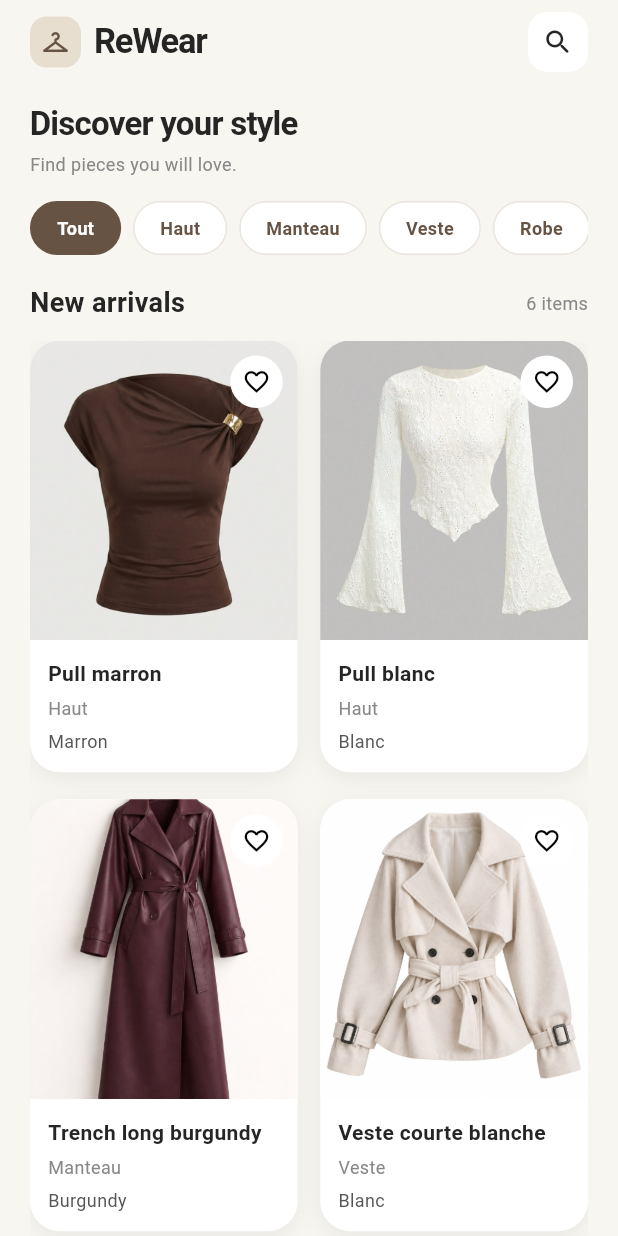
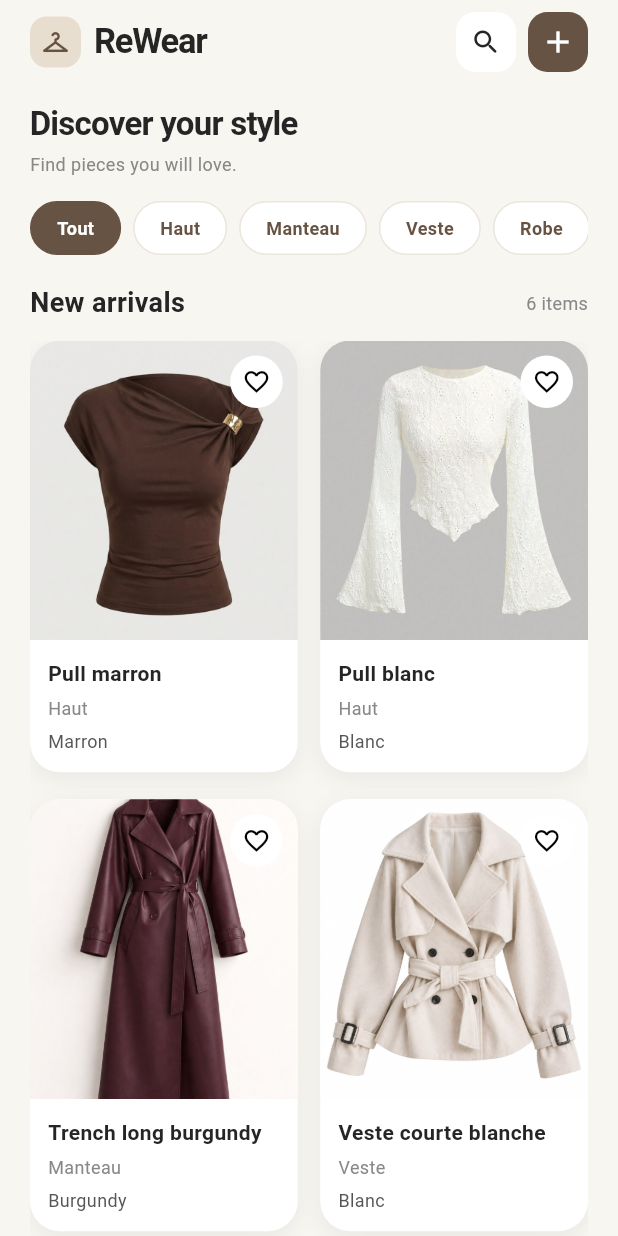
Before and after one commit to SarraZouaoui/ReWear, a Flutter app: the screen it shows after launch, on a phone screen of 412 x 824 dp. Run offline on Flutter 3.47's test engine with Material 3 defaults, Android fonts, the phone set to English and light mode, and no system bars.

Commit message:
Intégration du formulaire

```diff
--- a/lib/screens/wardrobe_screen.dart
+++ b/lib/screens/wardrobe_screen.dart
@@ -2,6 +2,8 @@
 import 'package:flutter/material.dart';
 import '../models/clothing.dart';
 import '../data/fake_clothes.dart';
+import 'add_clothing_screen.dart';
+import 'clothing_detail.dart';
 
 class WardrobeScreen extends StatefulWidget {
   const WardrobeScreen({super.key});
@@ -23,6 +25,7 @@ final List<String> categories = [
     'Robe',
   ];
 
+  // Filtrer les vêtements par catégorie
   List<Clothing> get filteredClothes {
     if (selectedCategory == 'Tout') {
       return fakeClothes;
@@ -33,12 +36,49 @@ final List<String> categories = [
         .toList();
   }
 
+  // Ouvrir le formulaire et récupérer le nouveau vêtement
+  Future<void> openAddClothing() async {
+    final newClothing = await Navigator.push<Clothing>(
+      context,
+      MaterialPageRoute(
+        builder: (context) => const AddClothingScreen(),
+      ),
+    );
+
+    if (newClothing != null) {
+      setState(() {
+        fakeClothes.add(newClothing);
+      });
+    }
+  }
+
+  // Ouvrir la page de détail du vêtement sélectionné
+  void openClothingDetail(Clothing clothing) {
+    Navigator.push(
+      context,
+      MaterialPageRoute(
+        builder: (context) => ClothingDetailScreen(
+          clothing: clothing,
+        ),
+      ),
+    );
+  }
+
+  // Ajouter ou retirer un vêtement des favoris
+  void toggleFavorite(Clothing clothing) {
+    setState(() {
+      if (favorites.contains(clothing.name)) {
+        favorites.remove(clothing.name);
+      } else {
+        favorites.add(clothing.name);
+      }
+    });
+  }
+
   @override
   Widget build(BuildContext context) {
     return Scaffold(
       backgroundColor: const Color(0xFFF8F6F1),
-
-
       body: SafeArea(
         child: Padding(
           padding: const EdgeInsets.symmetric(horizontal: 20),
@@ -47,7 +87,7 @@ final List<String> categories = [
             children: [
               const SizedBox(height: 8),
 
-                  // Compact header
+              // Header
               Row(
                 mainAxisAlignment: MainAxisAlignment.spaceBetween,
                 children: [
@@ -79,6 +119,9 @@ final List<String> categories = [
                     ],
                   ),
 
+                  // Search and Add buttons
+                  Row(
+                    children: [
                       Container(
                         width: 40,
                         height: 40,
@@ -96,12 +139,32 @@ final List<String> categories = [
                           ),
                         ),
                       ),
+                      const SizedBox(width: 8),
+                      Container(
+                        width: 40,
+                        height: 40,
+                        decoration: BoxDecoration(
+                          color: const Color(0xFF665343),
+                          borderRadius: BorderRadius.circular(13),
+                        ),
+                        child: IconButton(
+                          padding: EdgeInsets.zero,
+                          onPressed: openAddClothing,
+                          icon: const Icon(
+                            Icons.add,
+                            size: 24,
+                            color: Colors.white,
+                          ),
+                        ),
+                      ),
+                    ],
+                  ),
                 ],
               ),
 
               const SizedBox(height: 19),
 
-                  // Title
+              // Page title
               const Text(
                 'Discover your style',
                 style: TextStyle(
@@ -144,7 +207,8 @@ final List<String> categories = [
                         });
                       },
                       child: AnimatedContainer(
-                            duration: const Duration(milliseconds: 200),
+                        duration:
+                            const Duration(milliseconds: 200),
                         padding: const EdgeInsets.symmetric(
                           horizontal: 17,
                           vertical: 8,
@@ -153,7 +217,8 @@ final List<String> categories = [
                           color: isSelected
                               ? const Color(0xFF665343)
                               : Colors.white,
-                              borderRadius: BorderRadius.circular(20),
+                          borderRadius:
+                              BorderRadius.circular(20),
                           border: Border.all(
                             color: isSelected
                                 ? const Color(0xFF665343)
@@ -182,7 +247,8 @@ final List<String> categories = [
 
               // Products title
               Row(
-                    mainAxisAlignment: MainAxisAlignment.spaceBetween,
+                mainAxisAlignment:
+                    MainAxisAlignment.spaceBetween,
                 children: [
                   const Text(
                     'New arrivals',
@@ -206,8 +272,18 @@ final List<String> categories = [
 
               // Clothing grid
               Expanded(
-                    child: GridView.builder(
-                      padding: const EdgeInsets.only(bottom: 20),
+                child: filteredClothes.isEmpty
+                    ? const Center(
+                        child: Text(
+                          'Aucun vêtement dans cette catégorie.',
+                          style: TextStyle(
+                            color: Color(0xFF888888),
+                          ),
+                        ),
+                      )
+                    : GridView.builder(
+                        padding:
+                            const EdgeInsets.only(bottom: 20),
                         itemCount: filteredClothes.length,
                         gridDelegate:
                             const SliverGridDelegateWithFixedCrossAxisCount(
@@ -217,7 +293,9 @@ final List<String> categories = [
                           childAspectRatio: 0.62,
                         ),
                         itemBuilder: (context, index) {
-                        final clothing = filteredClothes[index];
+                          final clothing =
+                              filteredClothes[index];
+
                           final isFavorite =
                               favorites.contains(clothing.name);
 
@@ -232,7 +310,6 @@ final List<String> categories = [
           ),
         ),
       ),
-
     );
   }
 
@@ -241,11 +318,14 @@ final List<String> categories = [
     Clothing clothing,
     bool isFavorite,
   ) {
-    return Container(
+    return GestureDetector(
+      onTap: () {
+        openClothingDetail(clothing);
+      },
+      child: Container(
         decoration: BoxDecoration(
           color: Colors.white,
           borderRadius: BorderRadius.circular(20),
-
           boxShadow: [
             BoxShadow(
               color: Colors.black.withOpacity(0.06),
@@ -254,27 +334,24 @@ final List<String> categories = [
             ),
           ],
         ),
-
         child: Column(
           crossAxisAlignment: CrossAxisAlignment.start,
           children: [
-
             // Image and favorite button
             Expanded(
               child: Stack(
                 fit: StackFit.expand,
                 children: [
-
                   ClipRRect(
-                  borderRadius: const BorderRadius.vertical(
+                    borderRadius:
+                        const BorderRadius.vertical(
                       top: Radius.circular(20),
                     ),
-
                     child: Image.asset(
                       clothing.image,
                       fit: BoxFit.cover,
-
-                    errorBuilder: (context, error, stackTrace) {
+                      errorBuilder:
+                          (context, error, stackTrace) {
                         return Container(
                           color: const Color(0xFFF0EDE7),
                           child: const Center(
@@ -289,38 +366,27 @@ final List<String> categories = [
                     ),
                   ),
 
+                  // Favorite button
                   Positioned(
                     top: 10,
                     right: 10,
-
                     child: GestureDetector(
                       onTap: () {
-                      setState(() {
-                        if (isFavorite) {
-                          favorites.remove(clothing.name);
-                        } else {
-                          favorites.add(clothing.name);
-                        }
-                      });
+                        toggleFavorite(clothing);
                       },
-
                       child: Container(
                         padding: const EdgeInsets.all(8),
-
                         decoration: const BoxDecoration(
                           color: Colors.white,
                           shape: BoxShape.circle,
                         ),
-
                         child: Icon(
                           isFavorite
                               ? Icons.favorite
                               : Icons.favorite_border,
-
                           color: isFavorite
                               ? Colors.red
                               : Colors.black,
-
                           size: 19,
                         ),
                       ),
@@ -333,16 +399,14 @@ final List<String> categories = [
             // Clothing information
             Padding(
               padding: const EdgeInsets.all(12),
-
               child: Column(
-              crossAxisAlignment: CrossAxisAlignment.start,
+                crossAxisAlignment:
+                    CrossAxisAlignment.start,
                 children: [
-
                   Text(
                     clothing.name,
                     maxLines: 1,
                     overflow: TextOverflow.ellipsis,
-
                     style: const TextStyle(
                       fontSize: 14,
                       fontWeight: FontWeight.w600,
@@ -374,6 +438,7 @@ final List<String> categories = [
             ),
           ],
         ),
+      ),
     );
   }
 }
```
Also changed, not shown: lib/screens/add_clothing_screen.dart (added, +219 -0 lines), assets/captures/detail_screen.png (added), assets/captures/form.png (added), assets/captures/validation_form.png (added), 1 other file. Lines whose indentation alone changed are shown as unchanged.
